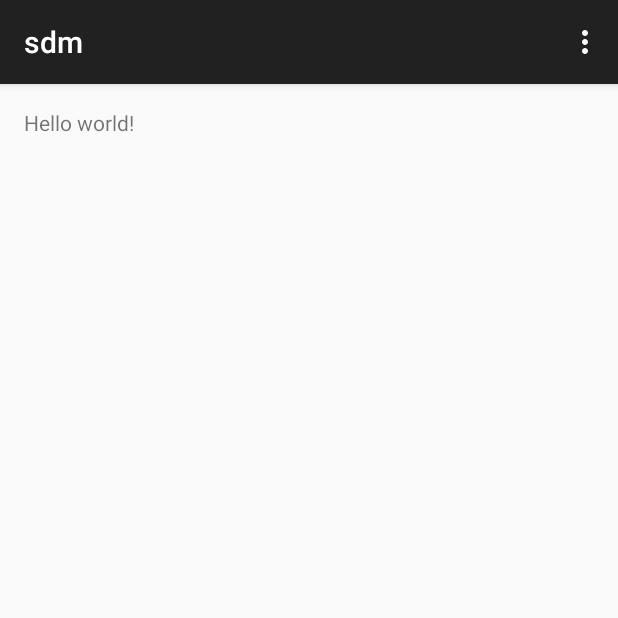
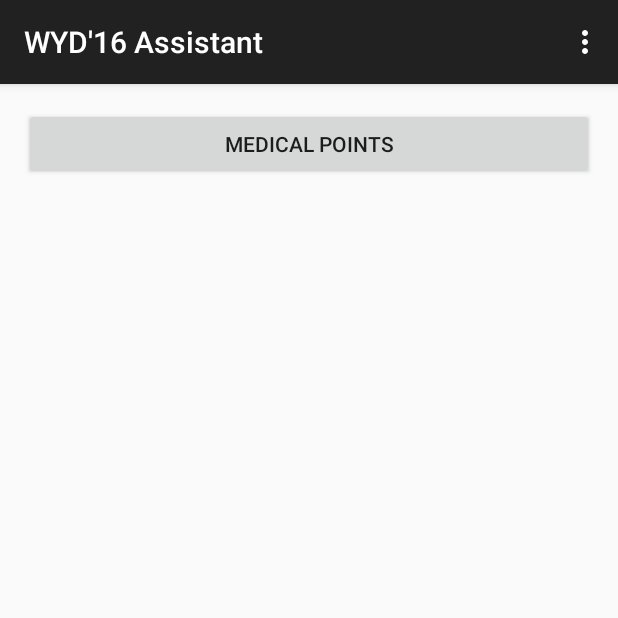
Before and after one commit to kinim/sdm, an Android app: the screen it shows after launch (MainActivity), on a phone screen of 412 x 824 dp, the top half of it. Run offline under Robolectric (Android 15) with nearby library versions, the phone set to English and light mode, and no system bars.

Commit message:
medical points button with mapactivity

```diff
--- a/sdm/src/main/res/layout/activity_main.xml
+++ b/sdm/src/main/res/layout/activity_main.xml
@@ -9,8 +9,17 @@
                 tools:context=".MainActivity">
 
     <TextView
-            android:text="@string/hello_world"
             android:layout_width="wrap_content"
             android:layout_height="wrap_content"/>
+    <LinearLayout
+            android:layout_width="match_parent"
+            android:layout_height="wrap_content">
+        <Button
+                android:layout_width="0dp"
+                android:layout_height="wrap_content"
+                android:layout_weight=".70"
+                android:text="@string/med_points"
+                android:onClick="startMapActivity"/>
+    </LinearLayout>
 
 </RelativeLayout>
--- a/sdm/src/main/res/values/strings.xml
+++ b/sdm/src/main/res/values/strings.xml
@@ -1,6 +1,6 @@
 <resources>
-    <string name="app_name">sdm</string>
-
-    <string name="hello_world">Hello world!</string>
+    <string name="app_name">WYD\'16 Assistant</string>
     <string name="action_settings">Settings</string>
+    <string name="title_activity_maps">Map</string>
+    <string name="med_points">Medical points</string>
 </resources>
```
Also changed, not shown: sdm/build.gradle (+10 -0 lines), sdm/src/debug/res/values/google_maps_api.xml (added, +16 -0 lines), sdm/src/main/AndroidManifest.xml (+30 -0 lines), sdm/src/main/java/pl/hackatheon/sdm/MainActivity.java (+8 -0 lines), sdm/src/main/java/pl/hackatheon/sdm/MedicalPointsMapsActivity.java (added, +65 -0 lines), sdm/src/main/res/layout/activity_maps.xml (added, +7 -0 lines), 1 other file.
